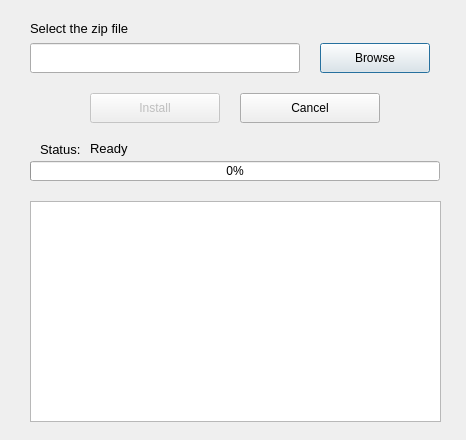
Qt form apt_offline_gui/AptOfflineQtInstall.ui (rickysarraf/apt-offline) before a commit.
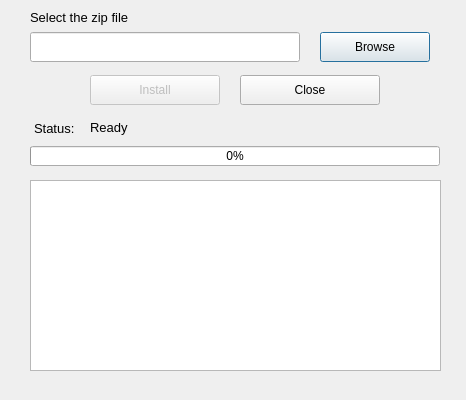
The same form after that commit. Icons and pictures are not drawn.

Commit message: Changed 'Cancel' button in Installer to 'Close', resized to pack less space, less heights are netbook friendly

```diff
--- a/apt_offline_gui/AptOfflineQtInstall.ui
+++ b/apt_offline_gui/AptOfflineQtInstall.ui
@@ -10,7 +10,7 @@
     <x>0</x>
     <y>0</y>
     <width>466</width>
-    <height>440</height>
+    <height>400</height>
    </rect>
   </property>
   <property name="sizePolicy">
@@ -22,13 +22,13 @@
   <property name="minimumSize">
    <size>
     <width>466</width>
-    <height>440</height>
+    <height>400</height>
    </size>
   </property>
   <property name="maximumSize">
    <size>
     <width>466</width>
-    <height>440</height>
+    <height>400</height>
    </size>
   </property>
   <property name="windowTitle">
@@ -38,7 +38,7 @@
    <property name="geometry">
     <rect>
      <x>30</x>
-     <y>43</y>
+     <y>32</y>
      <width>270</width>
      <height>30</height>
     </rect>
@@ -48,7 +48,7 @@
    <property name="geometry">
     <rect>
      <x>320</x>
-     <y>43</y>
+     <y>32</y>
      <width>110</width>
      <height>30</height>
     </rect>
@@ -64,7 +64,7 @@
    <property name="geometry">
     <rect>
      <x>90</x>
-     <y>93</y>
+     <y>75</y>
      <width>130</width>
      <height>30</height>
     </rect>
@@ -81,13 +81,13 @@
    <property name="geometry">
     <rect>
      <x>240</x>
-     <y>93</y>
+     <y>75</y>
      <width>140</width>
      <height>30</height>
     </rect>
    </property>
    <property name="text">
-    <string>Cancel</string>
+    <string>Close</string>
    </property>
    <property name="icon">
     <iconset resource="resources.qrc">
@@ -98,7 +98,7 @@
    <property name="geometry">
     <rect>
      <x>30</x>
-     <y>161</y>
+     <y>146</y>
      <width>410</width>
      <height>20</height>
     </rect>
@@ -111,7 +111,7 @@
    <property name="geometry">
     <rect>
      <x>30</x>
-     <y>13</y>
+     <y>2</y>
      <width>200</width>
      <height>30</height>
     </rect>
@@ -128,8 +128,8 @@
   <widget class="QLabel" name="label_2">
    <property name="geometry">
     <rect>
-     <x>40</x>
-     <y>141</y>
+     <x>34</x>
+     <y>120</y>
      <width>70</width>
      <height>16</height>
     </rect>
@@ -147,7 +147,7 @@
    <property name="geometry">
     <rect>
      <x>90</x>
-     <y>141</y>
+     <y>120</y>
      <width>53</width>
      <height>15</height>
     </rect>
@@ -165,9 +165,9 @@
    <property name="geometry">
     <rect>
      <x>30</x>
-     <y>201</y>
+     <y>180</y>
      <width>411</width>
-     <height>221</height>
+     <height>191</height>
     </rect>
    </property>
   </widget>
```
Left out of the diff: 2 changed lines with no effect on the pictures. The commit also changes 5 other files.
